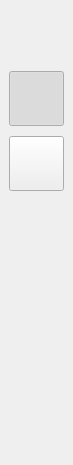
Qt form uisidebar.ui (UuKiTing/qt) before a commit.
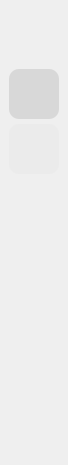
The same form after that commit. Icons and pictures are not drawn.

Commit message: 添加了基本歌单功能 采用了Qt Style命名规范 优化了一些小问题

Diff of the .ui file:
```diff
--- a/uisidebar.ui
+++ b/uisidebar.ui
@@ -6,10 +6,22 @@
    <rect>
     <x>0</x>
     <y>0</y>
-    <width>73</width>
+    <width>68</width>
     <height>465</height>
    </rect>
   </property>
+  <property name="minimumSize">
+   <size>
+    <width>0</width>
+    <height>0</height>
+   </size>
+  </property>
+  <property name="maximumSize">
+   <size>
+    <width>68</width>
+    <height>16777215</height>
+   </size>
+  </property>
   <property name="windowTitle">
    <string>Form</string>
   </property>
@@ -35,30 +47,67 @@
    <item>
     <widget class="QWidget" name="widget" native="true">
      <property name="styleSheet">
-      <string notr="true">QToolButton {
+      <string notr="true">QPushButton {
+    border-radius: 10px;
+	padding: 5px;
+	min-height: 40px;
+	max-height:40px;
+	min-width: 40px;
+	max-width: 40px;
+}
+
+/*QPushButton:checked {
 	background-color: #E9E9E9;
-    border-radius: 10px;
-	padding: 5px;
-	min-height: 45px;
-	max-height:45px;
-	min-width: 45px;
-	max-width: 45px;
-}
-QToolButton:checked {
-    background-color: #D8D8D8;
-}
+}*/
 
-QToolButton:pressed {
-	padding: 5px;
-}
 
-background-color: #F3F3F3;
+
+
 </string>
      </property>
-     <layout class="QVBoxLayout" name="verticalLayout">
+     <layout class="QVBoxLayout" name="verticalLayout" stretch="1,2">
+      <property name="spacing">
+       <number>20</number>
+      </property>
+      <property name="leftMargin">
+       <number>9</number>
+      </property>
+      <property name="topMargin">
+       <number>9</number>
+      </property>
+      <property name="rightMargin">
+       <number>9</number>
+      </property>
+      <property name="bottomMargin">
+       <number>9</number>
+      </property>
+      <item>
+       <widget class="QWidget" name="widget_3" native="true">
+        <property name="sizePolicy">
+         <sizepolicy hsizetype="Fixed" vsizetype="Fixed">
+          <horstretch>0</horstretch>
+          <verstretch>0</verstretch>
+         </sizepolicy>
+        </property>
+        <property name="styleSheet">
+         <string notr="true"/>
+        </property>
+        <layout class="QVBoxLayout" name="verticalLayout_4">
       <property name="spacing">
        <number>10</number>
       </property>
+         <property name="leftMargin">
+          <number>0</number>
+         </property>
+         <property name="topMargin">
+          <number>0</number>
+         </property>
+         <property name="rightMargin">
+          <number>0</number>
+         </property>
+         <property name="bottomMargin">
+          <number>0</number>
+         </property>
       <item>
        <widget class="QPushButton" name="avatarBtn">
         <property name="sizePolicy">
@@ -69,14 +118,14 @@
         </property>
         <property name="minimumSize">
          <size>
-          <width>52</width>
-          <height>52</height>
+             <width>50</width>
+             <height>50</height>
          </size>
         </property>
         <property name="maximumSize">
          <size>
-          <width>52</width>
-          <height>52</height>
+             <width>50</width>
+             <height>50</height>
          </size>
         </property>
         <property name="styleSheet">
@@ -96,20 +145,73 @@
         </property>
        </widget>
       </item>
+         <item>
+          <widget class="QWidget" name="widget_2" native="true">
+           <property name="sizePolicy">
+            <sizepolicy hsizetype="Fixed" vsizetype="Fixed">
+             <horstretch>0</horstretch>
+             <verstretch>0</verstretch>
+            </sizepolicy>
+           </property>
+           <property name="styleSheet">
+            <string notr="true">QToolButton {
+	background-color: rgb(235, 235, 235);
+    border-radius: 10px;
+	padding: 5px;
+	min-height: 40px;
+	max-height:40px;
+	min-width: 40px;
+	max-width: 40px;
+}
+
+QToolButton:checked {
+    background-color: #D8D8D8;
+}
+
+QToolButton:pressed {
+	padding: 5px;
+}
+
+
+
+</string>
+           </property>
+           <layout class="QVBoxLayout" name="verticalLayout_3">
+            <property name="spacing">
+             <number>5</number>
+            </property>
+            <property name="leftMargin">
+             <number>0</number>
+            </property>
+            <property name="topMargin">
+             <number>0</number>
+            </property>
+            <property name="rightMargin">
+             <number>0</number>
+            </property>
+            <property name="bottomMargin">
+             <number>0</number>
+            </property>
       <item>
        <widget class="QToolButton" name="homeBtn">
         <property name="minimumSize">
          <size>
-          <width>55</width>
-          <height>55</height>
+                <width>50</width>
+                <height>50</height>
          </size>
         </property>
         <property name="maximumSize">
          <size>
-          <width>55</width>
-          <height>55</height>
-         </size>
-        </property>
+                <width>50</width>
+                <height>50</height>
+               </size>
+              </property>
+              <property name="cursor">
+               <cursorShape>PointingHandCursor</cursorShape>
+              </property>
+              <property name="toolTip">
+               <string>主页</string>
+              </property>
         <property name="text">
          <string/>
         </property>
@@ -119,8 +221,8 @@
         </property>
         <property name="iconSize">
          <size>
-          <width>30</width>
-          <height>30</height>
+                <width>28</width>
+                <height>28</height>
          </size>
         </property>
         <property name="checkable">
@@ -135,16 +237,22 @@
        <widget class="QToolButton" name="collectBtn">
         <property name="minimumSize">
          <size>
-          <width>55</width>
-          <height>55</height>
+                <width>50</width>
+                <height>50</height>
          </size>
         </property>
         <property name="maximumSize">
          <size>
-          <width>55</width>
-          <height>55</height>
-         </size>
-        </property>
+                <width>50</width>
+                <height>50</height>
+               </size>
+              </property>
+              <property name="cursor">
+               <cursorShape>PointingHandCursor</cursorShape>
+              </property>
+              <property name="toolTip">
+               <string>喜欢</string>
+              </property>
         <property name="text">
          <string/>
         </property>
@@ -166,6 +274,97 @@
         </property>
        </widget>
       </item>
+           </layout>
+          </widget>
+         </item>
+        </layout>
+       </widget>
+      </item>
+      <item>
+       <widget class="QWidget" name="widget_4" native="true">
+        <property name="styleSheet">
+         <string notr="true">QPushButton:hover{
+	background-color: rgb(235, 235, 235);
+}</string>
+        </property>
+        <layout class="QVBoxLayout" name="verticalLayout_5">
+         <property name="spacing">
+          <number>3</number>
+         </property>
+         <property name="leftMargin">
+          <number>0</number>
+         </property>
+         <property name="topMargin">
+          <number>0</number>
+         </property>
+         <property name="rightMargin">
+          <number>0</number>
+         </property>
+         <property name="bottomMargin">
+          <number>0</number>
+         </property>
+         <item>
+          <widget class="QPushButton" name="addSongBtn">
+           <property name="minimumSize">
+            <size>
+             <width>50</width>
+             <height>50</height>
+            </size>
+           </property>
+           <property name="maximumSize">
+            <size>
+             <width>50</width>
+             <height>50</height>
+            </size>
+           </property>
+           <property name="cursor">
+            <cursorShape>PointingHandCursor</cursorShape>
+           </property>
+           <property name="toolTip">
+            <string>新建歌单</string>
+           </property>
+           <property name="text">
+            <string/>
+           </property>
+           <property name="icon">
+            <iconset resource="icon.qrc">
+             <normaloff>:/icon/add.png</normaloff>:/icon/add.png</iconset>
+           </property>
+           <property name="iconSize">
+            <size>
+             <width>30</width>
+             <height>30</height>
+            </size>
+           </property>
+           <property name="flat">
+            <bool>true</bool>
+           </property>
+          </widget>
+         </item>
+         <item>
+          <widget class="QWidget" name="songList" native="true">
+           <property name="styleSheet">
+            <string notr="true">QPushButton:checked {
+    background-color: #D8D8D8;
+}
+</string>
+           </property>
+           <layout class="QVBoxLayout" name="verticalLayout_6">
+            <property name="spacing">
+             <number>2</number>
+            </property>
+            <property name="leftMargin">
+             <number>0</number>
+            </property>
+            <property name="topMargin">
+             <number>0</number>
+            </property>
+            <property name="rightMargin">
+             <number>0</number>
+            </property>
+            <property name="bottomMargin">
+             <number>0</number>
+            </property>
       <item>
        <spacer name="verticalSpacer">
         <property name="orientation">
@@ -178,6 +377,12 @@
          </size>
         </property>
        </spacer>
+            </item>
+           </layout>
+          </widget>
+         </item>
+        </layout>
+       </widget>
       </item>
      </layout>
     </widget>
```
Lines whose indentation alone changed are shown as unchanged. The commit also changes 72 other files.
